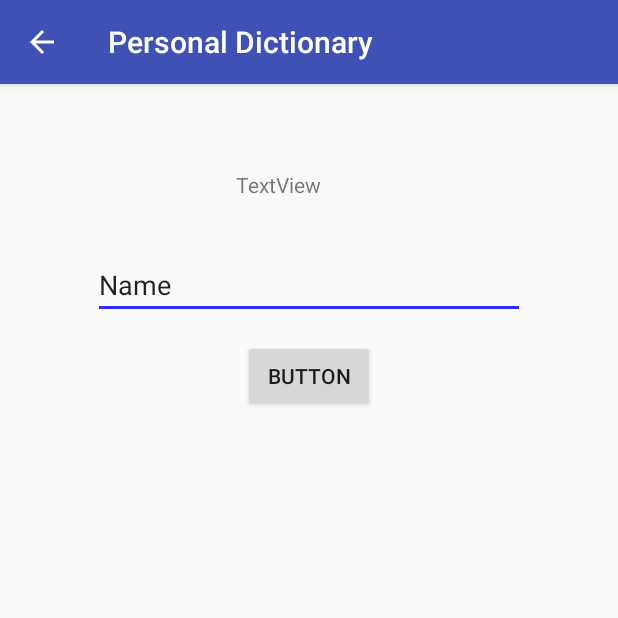
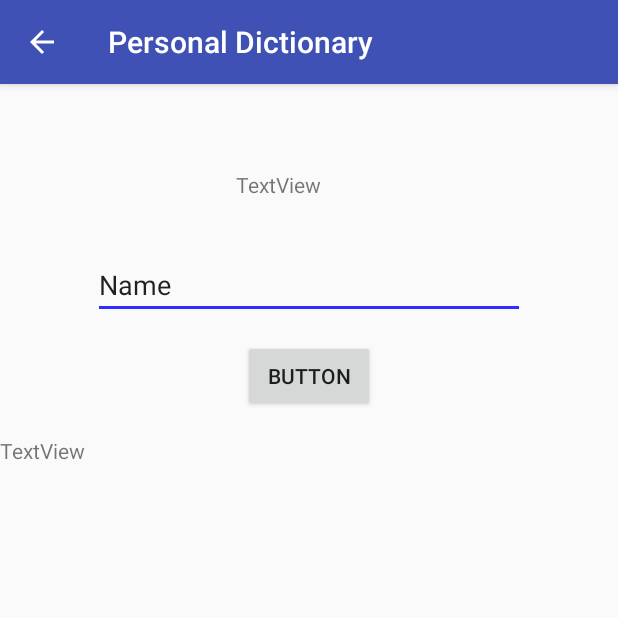
Before and after one commit to jkuklis/PersonalDictionary, an Android app: the DictionaryImport screen opened directly, with no data from a screen before it, on a phone screen of 412 x 824 dp, the top half of it. Run offline under Robolectric (Android 15) with nearby library versions, the phone set to English and light mode, and no system bars.

```diff
--- a/app/src/main/java/com/example/jkuklis/personaldictionary/DictionaryImport.java
+++ b/app/src/main/java/com/example/jkuklis/personaldictionary/DictionaryImport.java
@@ -28,7 +28,7 @@ public class DictionaryImport extends AppCompatActivity {
         super.onCreate(savedInstanceState);
         setContentView(R.layout.activity_dictionary_import);
         btnHit = (Button) findViewById(R.id.button5);
-        txtJson = (TextView) findViewById(R.id.textView5);
+        txtJson = (TextView) findViewById(R.id.importInfo);
 
         btnHit.setOnClickListener(new View.OnClickListener() {
             @Override
--- a/app/src/main/res/layout/activity_dictionary_import.xml
+++ b/app/src/main/res/layout/activity_dictionary_import.xml
@@ -7,7 +7,7 @@
     tools:context="com.example.jkuklis.personaldictionary.DictionaryImport">
 
     <TextView
-        android:id="@+id/textView5"
+        android:id="@+id/importInfo"
         android:layout_width="97dp"
         android:layout_height="44dp"
         android:text="TextView"
@@ -27,7 +27,7 @@
         app:layout_constraintLeft_toLeftOf="parent"
         app:layout_constraintRight_toRightOf="parent"
         android:layout_marginTop="10dp"
-        app:layout_constraintTop_toBottomOf="@+id/textView5" />
+        app:layout_constraintTop_toBottomOf="@+id/importInfo" />
 
     <Button
         android:id="@+id/button5"
@@ -38,4 +38,13 @@
         app:layout_constraintRight_toRightOf="parent"
         android:layout_marginTop="14dp"
         app:layout_constraintTop_toBottomOf="@+id/editText" />
+
+    <TextView
+        android:id="@+id/textView3"
+        android:layout_width="260dp"
+        android:layout_height="76dp"
+        android:text="TextView"
+        tools:layout_editor_absoluteX="62dp"
+        android:layout_marginTop="16dp"
+        app:layout_constraintTop_toBottomOf="@+id/button5" />
 </android.support.constraint.ConstraintLayout>
```
Also changed, not shown: app/src/main/java/com/example/jkuklis/personaldictionary/DbHelper.java (+2 -36 lines), app/src/main/java/com/example/jkuklis/personaldictionary/DictionaryAddEntry.java (+23 -13 lines), app/src/main/java/com/example/jkuklis/personaldictionary/Entry.java (+1 -12 lines).
